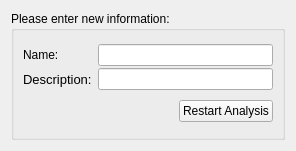
This is src/gui/mca_rerun.ui in Ecotrust/delphos as Qt 5 draws it before an edit. The edited form follows.
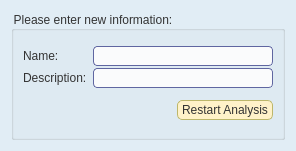
This is the edited form.

Patch:
```diff
--- a/src/gui/mca_rerun.ui
+++ b/src/gui/mca_rerun.ui
@@ -15,13 +15,152 @@
   <property name="windowTitle" >
    <string>Rerun Analysis</string>
   </property>
+  <property name="styleSheet" >
+   <string notr="true" >.QWidget {
+   background-color: #E1EDF5;
+}
+
+/*Non-main window popup widgets
+QWidget {
+     background-color: #f0f0f5;
+}
+*/
+
+
+	
+QWidget {
+    font-family: arial;
+    color: #333333;	
+}
+
+
+QHeaderView::section {
+    padding-left: 2px;
+    padding-right: 4px;
+    background-color: #FFF7DB;
+    border-width: 1px;
+    border-color: darkkhaki;
+    border-style: solid;
+}
+
+QHeaderView::section:hover {
+   background-color: #FFDF94;
+}
+
+/* Increase the padding, so the text is shifted when the button is
+   pressed. */
+QHeaderView::section:pressed {
+    padding-left: 4px;
+    padding-top: 4px;
+    background-color: #E6A84C;
+}
+
+QMainWindow {
+    background-color: gainsboro;
+    background-position: top right;
+    background-repeat: no-repeat
+}
+
+
+/* Nice Windows-XP-style password character. */
+QLineEdit[echoMode="2"] {
+    lineedit-password-character: 9679;
+}
+
+/* We provide a min-width and min-height for push buttons
+   so that they look elegant regardless of the width of the text. */
+QPushButton {
+    background-color: #FFF2C9;
+    border-width: 1px;
+    border-color: darkkhaki;
+    border-style: solid;
+    border-radius: 5;
+    padding: 2px;
+    padding-left: 4px;
+    padding-right: 4px;
+    min-width: 9ex;
+    min-height: 2.5ex;
+}
+
+QPushButton:hover {
+   background-color: #FFDF94;
+}
+
+/* Increase the padding, so the text is shifted when the button is
+   pressed. */
+QPushButton:pressed {
+    padding-left: 4px;
+    padding-top: 4px;
+    background-color: #E6A84C;
+}
+
+QLabel, QAbstractButton {
+    font: normal;
+}
+
+/* Mark mandatory fields with a brownish color. */
+.mandatory {
+    color: brown;
+}
+
+/* Bold text on status bar looks awful. */
+QStatusBar QLabel {
+   font: normal;
+}
+
+QStatusBar::item {
+    border-width: 1;
+    border-color: darkkhaki;
+    border-style: solid;
+    border-radius: 2;
+}
+
+QComboBox, QLineEdit, QSpinBox, QTextEdit, QListView {
+    background-color: #fafbfc;
+    selection-color: #0a214c;
+    selection-background-color: #FFF2C9;
+}
+
+/* We reserve 1 pixel space in padding. When we get the focus,
+   we kill the padding and enlarge the border. This makes the items
+   glow. */
+QLineEdit {
+    border-width: 1px;
+    padding: 1px;
+    border-style: solid;
+    border-color: #5f66a1;
+    border-radius: 4px;
+}
+
+/* As mentioned above, eliminate the padding and increase the border. */
+QLineEdit:focus, QFrame:focus {
+    border-width: 2px;
+    padding: 0px;
+}
+
+/* Nice to have the background color change when hovered. */
+QRadioButton:hover, QCheckBox:hover {
+    background-color: #FFDF94;
+}
+
+/* Force the dialog's buttons to follow the Windows guidelines. */
+QDialogButtonBox {
+    button-layout: 0;
+}
+
+QToolTip {
+    padding: 5px;
+    border-radius: 3px;
+    opacity: 200;
+}
+</string>
+  </property>
   <layout class="QVBoxLayout" >
    <item>
     <widget class="QGroupBox" name="groupBox_4" >
      <property name="font" >
       <font>
-       <family>Arial</family>
-       <pointsize>9</pointsize>
+       <family>arial</family>
       </font>
      </property>
      <property name="title" >
@@ -39,7 +178,10 @@
            <widget class="QLabel" name="label_8" >
             <property name="font" >
              <font>
-              <pointsize>9</pointsize>
+              <family>arial</family>
+              <weight>50</weight>
+              <italic>false</italic>
+              <bold>false</bold>
              </font>
             </property>
             <property name="text" >
@@ -51,7 +193,10 @@
            <widget class="QLabel" name="label_9" >
             <property name="font" >
              <font>
-              <pointsize>10</pointsize>
+              <family>arial</family>
+              <weight>50</weight>
+              <italic>false</italic>
+              <bold>false</bold>
              </font>
             </property>
             <property name="text" >
@@ -76,7 +221,7 @@
             </property>
             <property name="font" >
              <font>
-              <pointsize>9</pointsize>
+              <family>arial</family>
              </font>
             </property>
            </widget>
@@ -91,7 +236,7 @@
             </property>
             <property name="font" >
              <font>
-              <pointsize>9</pointsize>
+              <family>arial</family>
              </font>
             </property>
            </widget>
@@ -119,8 +264,10 @@
          <widget class="QPushButton" name="restart_analysis_button" >
           <property name="font" >
            <font>
-            <family>Arial</family>
-            <pointsize>9</pointsize>
+            <family>arial</family>
+            <weight>50</weight>
+            <italic>false</italic>
+            <bold>false</bold>
            </font>
           </property>
           <property name="text" >
```
Left out of the diff: 2 changed lines with no effect on the pictures.
